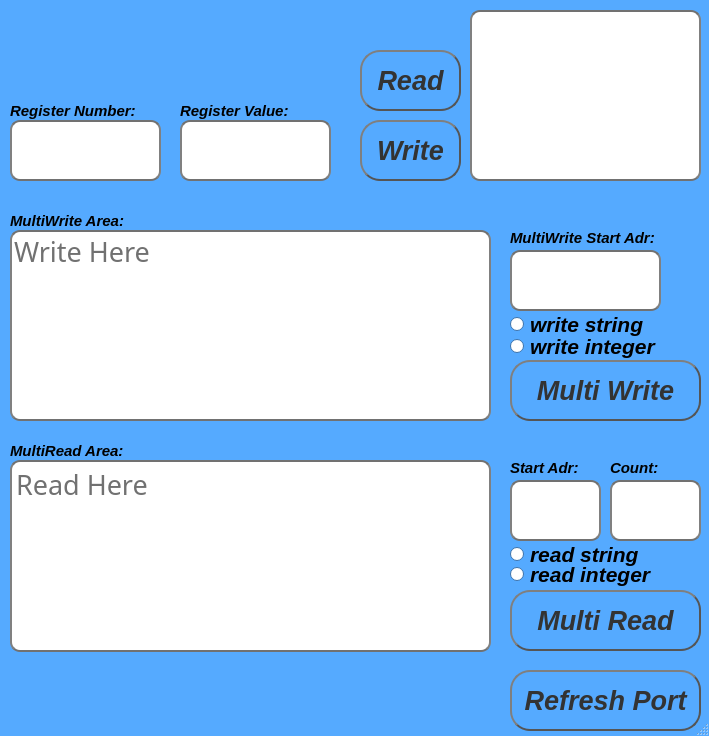
First picture: the form in design.ui, repository erenakyol09/modbus_rtu_programming, before the edit.
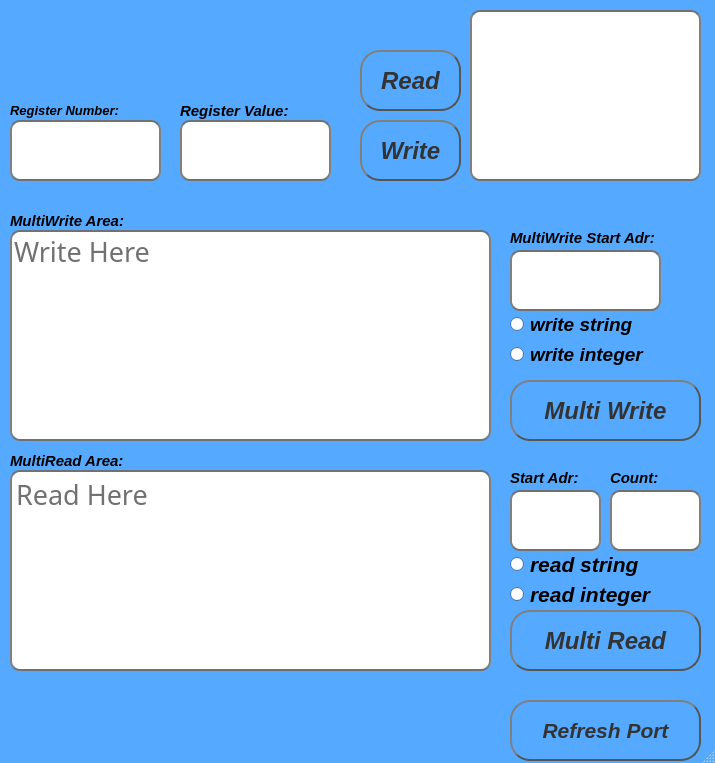
Second picture: the form after the edit.

What changed in the file:
```diff
--- a/design.ui
+++ b/design.ui
@@ -6,8 +6,8 @@
    <rect>
     <x>0</x>
     <y>0</y>
-    <width>709</width>
-    <height>736</height>
+    <width>715</width>
+    <height>763</height>
    </rect>
   </property>
   <property name="palette">
@@ -475,7 +475,7 @@
    </property>
    <property name="font">
     <font>
-     <pointsize>20</pointsize>
+     <pointsize>18</pointsize>
      <weight>75</weight>
      <italic>true</italic>
      <bold>true</bold>
@@ -590,7 +590,7 @@
    </property>
    <property name="font">
     <font>
-     <pointsize>20</pointsize>
+     <pointsize>18</pointsize>
      <weight>75</weight>
      <italic>true</italic>
      <bold>true</bold>
@@ -711,7 +711,7 @@
    </property>
    <property name="font">
     <font>
-     <pointsize>11</pointsize>
+     <pointsize>10</pointsize>
      <weight>75</weight>
      <italic>true</italic>
      <bold>true</bold>
@@ -727,7 +727,7 @@
      <x>10</x>
      <y>230</y>
      <width>481</width>
-     <height>191</height>
+     <height>211</height>
     </rect>
    </property>
    <property name="styleSheet">
@@ -760,14 +760,14 @@
    <property name="geometry">
     <rect>
      <x>510</x>
-     <y>360</y>
+     <y>380</y>
      <width>191</width>
      <height>61</height>
     </rect>
    </property>
    <property name="font">
     <font>
-     <pointsize>20</pointsize>
+     <pointsize>18</pointsize>
      <weight>75</weight>
      <italic>true</italic>
      <bold>true</bold>
@@ -854,7 +854,7 @@
    <property name="geometry">
     <rect>
      <x>10</x>
-     <y>690</y>
+     <y>720</y>
      <width>481</width>
      <height>31</height>
     </rect>
@@ -1348,7 +1348,7 @@
    </property>
    <property name="font">
     <font>
-     <pointsize>16</pointsize>
+     <pointsize>14</pointsize>
      <weight>75</weight>
      <italic>true</italic>
      <bold>true</bold>
@@ -1365,14 +1365,14 @@
    <property name="geometry">
     <rect>
      <x>510</x>
-     <y>332</y>
+     <y>340</y>
      <width>201</width>
      <height>28</height>
     </rect>
    </property>
    <property name="font">
     <font>
-     <pointsize>16</pointsize>
+     <pointsize>14</pointsize>
      <weight>75</weight>
      <italic>true</italic>
      <bold>true</bold>
@@ -1389,14 +1389,14 @@
    <property name="geometry">
     <rect>
      <x>510</x>
-     <y>670</y>
+     <y>700</y>
      <width>191</width>
      <height>61</height>
     </rect>
    </property>
    <property name="font">
     <font>
-     <pointsize>20</pointsize>
+     <pointsize>16</pointsize>
      <weight>75</weight>
      <italic>true</italic>
      <bold>true</bold>
@@ -1459,7 +1459,7 @@
    <property name="geometry">
     <rect>
      <x>510</x>
-     <y>540</y>
+     <y>550</y>
      <width>201</width>
      <height>28</height>
     </rect>
@@ -1483,7 +1483,7 @@
    <property name="geometry">
     <rect>
      <x>510</x>
-     <y>560</y>
+     <y>580</y>
      <width>201</width>
      <height>28</height>
     </rect>
@@ -1507,14 +1507,14 @@
    <property name="geometry">
     <rect>
      <x>510</x>
-     <y>590</y>
+     <y>610</y>
      <width>191</width>
      <height>61</height>
     </rect>
    </property>
    <property name="font">
     <font>
-     <pointsize>20</pointsize>
+     <pointsize>18</pointsize>
      <weight>75</weight>
      <italic>true</italic>
      <bold>true</bold>
@@ -1556,7 +1556,7 @@
    <property name="geometry">
     <rect>
      <x>10</x>
-     <y>440</y>
+     <y>450</y>
      <width>471</width>
      <height>21</height>
     </rect>
@@ -1577,7 +1577,7 @@
    <property name="geometry">
     <rect>
      <x>510</x>
-     <y>480</y>
+     <y>490</y>
      <width>91</width>
      <height>61</height>
     </rect>
@@ -1601,7 +1601,7 @@
    <property name="geometry">
     <rect>
      <x>510</x>
-     <y>460</y>
+     <y>470</y>
      <width>101</width>
      <height>16</height>
     </rect>
@@ -1622,7 +1622,7 @@
    <property name="geometry">
     <rect>
      <x>610</x>
-     <y>480</y>
+     <y>490</y>
      <width>91</width>
      <height>61</height>
     </rect>
@@ -1646,7 +1646,7 @@
    <property name="geometry">
     <rect>
      <x>610</x>
-     <y>460</y>
+     <y>470</y>
      <width>101</width>
      <height>16</height>
     </rect>
@@ -1667,9 +1667,9 @@
    <property name="geometry">
     <rect>
      <x>10</x>
-     <y>460</y>
+     <y>470</y>
      <width>481</width>
-     <height>192</height>
+     <height>201</height>
     </rect>
    </property>
    <property name="styleSheet">
```
